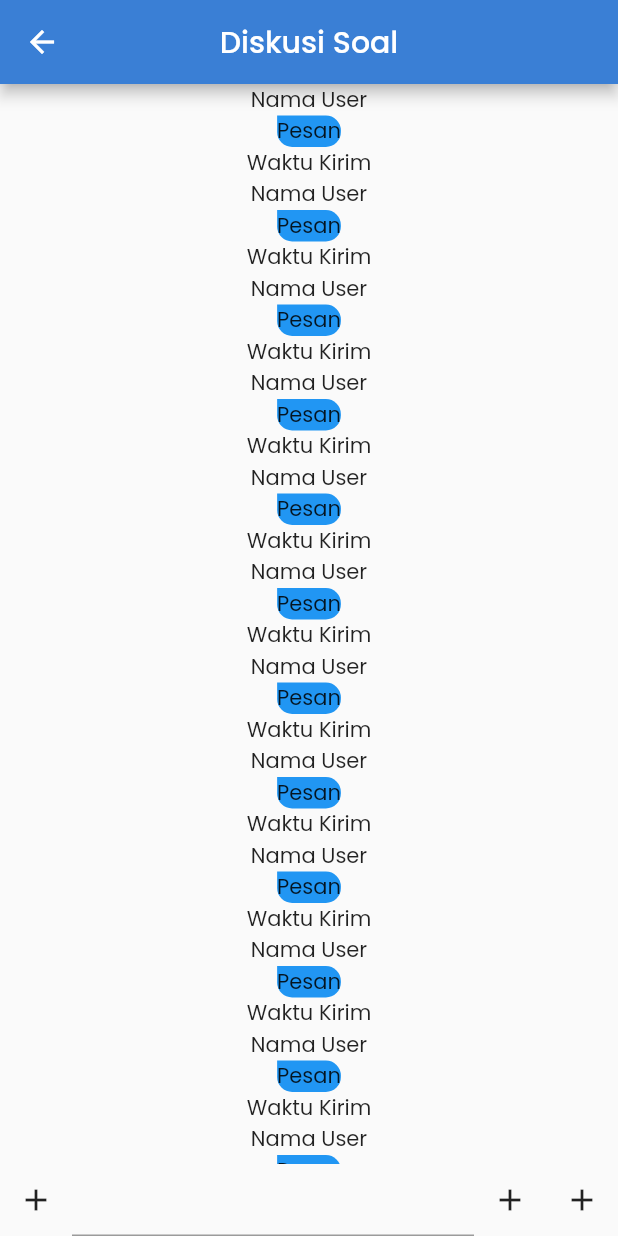
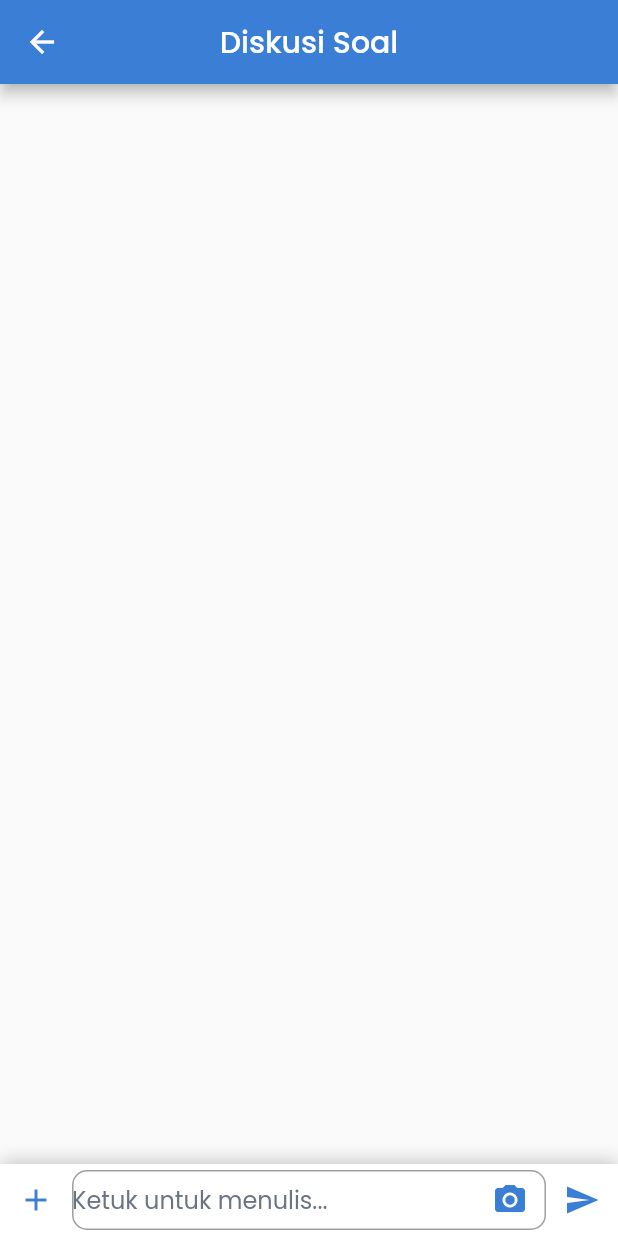
Before and after one commit to muhfauzidk/elearning_app, a Flutter app: the ChatPage screen opened directly, after a tap on the "add" icon, on a phone screen of 412 x 824 dp. Run offline on Flutter 3.47's test engine with Material 2 defaults, Android fonts, the phone set to English and light mode, and no system bars; our stand-ins replace cloud_firestore, firebase_auth, firebase_core, google_fonts, google_sign_in; accounts and stored records are empty.

Commit message:
Adding Chat feature

```diff
--- a/lib/views/main/discussion/chat_page.dart
+++ b/lib/views/main/discussion/chat_page.dart
@@ -1,4 +1,9 @@
+import 'package:cloud_firestore/cloud_firestore.dart';
+import 'package:elearning_app/constans/r.dart';
+import 'package:firebase_auth/firebase_auth.dart';
+import 'package:firebase_core/firebase_core.dart';
 import 'package:flutter/material.dart';
+import 'package:intl/intl.dart';
 
 class ChatPage extends StatefulWidget {
   const ChatPage({super.key});
@@ -8,8 +13,37 @@ class ChatPage extends StatefulWidget {
 }
 
 class _ChatPageState extends State<ChatPage> {
+  final textController = TextEditingController();
+  late CollectionReference chat;
+  late QuerySnapshot chatData;
+  // List<QueryDocumentSnapshot>? listChat;
+
+  // getDataFromFirebase() async {
+  //   chatData = await FirebaseFirestore.instance
+  //       .collection("room")
+  //       .doc("kimia")
+  //       .collection("chat")
+  //       .get();
+  //   // listChat = chatData.docs;
+  //   setState(() {});
+  // }
+
+  @override
+  void initState() {
+    // TODO: implement initState
+    super.initState();
+    // getDataFromFirebase();
+  }
+
   @override
   Widget build(BuildContext context) {
+    chat = FirebaseFirestore.instance
+        .collection("room")
+        .doc("kimia")
+        .collection("chat");
+
+    final user = FirebaseAuth.instance.currentUser!;
+
     return Scaffold(
       appBar: AppBar(
         title: Text("Diskusi Soal"),
@@ -17,57 +51,159 @@ class _ChatPageState extends State<ChatPage> {
       body: Column(
         children: [
           Expanded(
-            child: ListView.builder(
+            child: Padding(
+              padding: const EdgeInsets.all(8.0),
+              child: StreamBuilder<QuerySnapshot>(
+                stream: chat.orderBy("time").snapshots(),
+                builder: (BuildContext context,
+                    AsyncSnapshot<QuerySnapshot<Object?>> snapshot) {
+                  if (!snapshot.hasData) {
+                    return CircularProgressIndicator();
+                  }
+                  return ListView.builder(
+                    itemCount: snapshot.data!.docs.reversed.length,
+                    reverse: true,
                     itemBuilder: (BuildContext context, int index) {
+                      final currentChat =
+                          snapshot.data!.docs.reversed.toList()[index];
+                      final currentDate =
+                          (currentChat["time"] as Timestamp?)?.toDate();
+
                       return Container(
+                        margin: EdgeInsets.only(bottom: 10),
+                        width: MediaQuery.of(context).size.width * 0.8,
                         child: Column(
+                          crossAxisAlignment: user.uid == currentChat["uid"]
+                              ? CrossAxisAlignment.end
+                              : CrossAxisAlignment.start,
                           children: [
-                      Text("Nama User"),
+                            Text(
+                              currentChat["nama"],
+                              style: TextStyle(
+                                fontSize: 10,
+                                color: Color(0xff5200ff),
+                              ),
+                            ),
                             Container(
+                              padding: EdgeInsets.symmetric(
+                                  horizontal: 10, vertical: 4),
                               decoration: BoxDecoration(
-                          color: Colors.blue,
+                                color: user.uid == currentChat["uid"]
+                                    ? Colors.green.withOpacity(0.5)
+                                    : Color(0xffffdcdc),
                                 borderRadius: BorderRadius.only(
                                   bottomLeft: Radius.circular(10),
-                            bottomRight: Radius.circular(10),
+                                  bottomRight: user.uid == currentChat["uid"]
+                                      ? Radius.circular(0)
+                                      : Radius.circular(10),
                                   topRight: Radius.circular(10),
+                                  topLeft: user.uid != currentChat["uid"]
+                                      ? Radius.circular(0)
+                                      : Radius.circular(10),
                                 ),
                               ),
-                        child: Text("Pesan"),
+                              child: Text(
+                                currentChat["content"],
                               ),
-                      Text("Waktu Kirim"),
+                            ),
+                            Text(
+                              currentDate == null
+                                  ? ""
+                                  : DateFormat("dd-MMM-yyy HH:mm")
+                                      .format(currentDate),
+                              style: TextStyle(
+                                fontSize: 10,
+                                color: R.colors.greySubtitles,
+                              ),
+                            ),
                           ],
                         ),
                       );
                     },
+                  );
+                },
               ),
             ),
-          Container(
+          ),
+          SafeArea(
+            child: Container(
+              decoration: BoxDecoration(
+                color: Colors.white,
+                boxShadow: [
+                  BoxShadow(
+                    offset: Offset(0, -1),
+                    blurRadius: 10,
+                    color: Colors.black.withOpacity(0.25),
+                  )
+                ],
+              ),
               child: Row(
                 children: [
                   IconButton(
                     onPressed: () {},
-                  icon: Icon(Icons.add),
+                    icon: Icon(
+                      Icons.add,
+                      color: R.colors.primary,
+                    ),
                   ),
                   Expanded(
                     child: Container(
+                      padding: EdgeInsets.symmetric(vertical: 4),
                       child: Row(
                         children: [
                           Expanded(
-                          child: TextField(),
+                            child: Container(
+                              height: 40,
+                              child: TextField(
+                                controller: textController,
+                                decoration: InputDecoration(
+                                  suffixIcon: IconButton(
+                                    onPressed: () {},
+                                    icon: Icon(
+                                      Icons.camera_alt,
+                                      color: R.colors.primary,
                                     ),
-                        IconButton(
-                          onPressed: () {},
-                          icon: Icon(Icons.add),
+                                  ),
+                                  contentPadding: EdgeInsets.zero,
+                                  border: OutlineInputBorder(
+                                    borderRadius: BorderRadius.circular(10),
+                                  ),
+                                  hintText: "Ketuk untuk menulis...",
+                                  hintStyle:
+                                      TextStyle(color: R.colors.greySubtitles),
+                                ),
+                              ),
+                            ),
                           ),
                         ],
                       ),
                     ),
                   ),
                   IconButton(
-                  onPressed: () {},
-                  icon: Icon(Icons.add),
+                    onPressed: () {
+                      if (textController.text.isEmpty) {
+                        return;
+                      }
+
+                      final chatContent = {
+                        "nama": user.displayName,
+                        "uid": user.uid,
+                        "content": textController.text,
+                        "email": user.email,
+                        "photo": user.photoURL,
+                        "time": FieldValue.serverTimestamp(),
+                      };
+                      chat.add(chatContent).whenComplete(() {
+                        textController.clear();
+                      });
+                    },
+                    icon: Icon(
+                      Icons.send,
+                      color: R.colors.primary,
+                    ),
                   ),
                 ],
+              ),
             ),
           ),
         ],
--- a/pubspec.yaml
+++ b/pubspec.yaml
@@ -37,6 +37,7 @@ dependencies:
     sdk: flutter
   google_fonts: ^3.0.1
   google_sign_in: ^5.4.2
+  intl: ^0.17.0
   shared_preferences: ^2.0.15
 
 dev_dependencies:
```
Also changed, not shown: pubspec.lock. Lines whose indentation alone changed are shown as unchanged.
